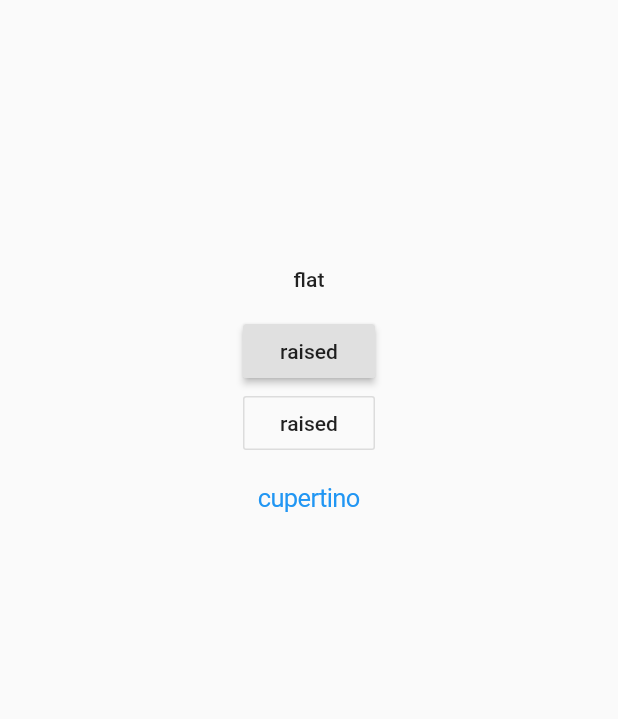
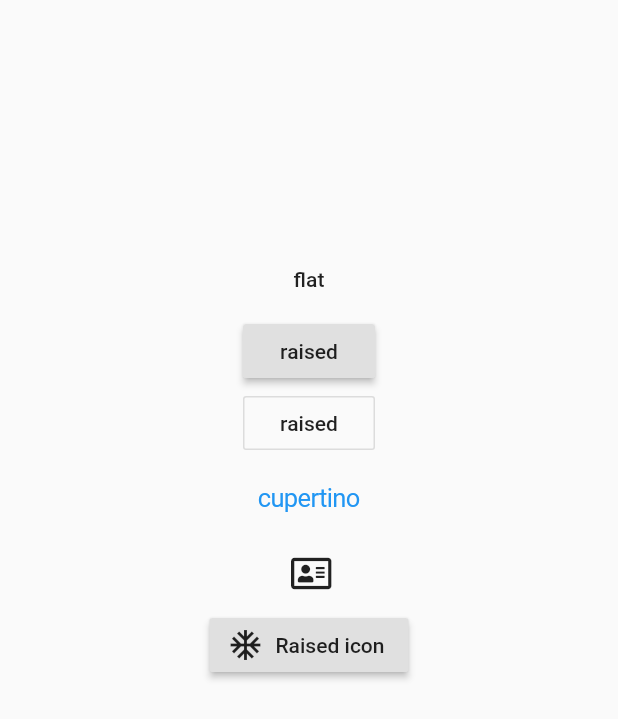
Before and after one commit to santiago3223/CodigoFlutter, a Flutter app: the screen it shows after launch, on a phone screen of 412 x 824 dp. Shown: the top 719 px of the screen. Run offline on Flutter 3.47's test engine with Material 2 defaults, Android fonts, the phone set to English and light mode, and no system bars; our stand-ins replace font_awesome_flutter.

Commit message:
interfaz 1

```diff
--- a/contador/lib/main.dart
+++ b/contador/lib/main.dart
@@ -39,6 +39,16 @@ class WidgetsPrueba extends StatelessWidget {
               CupertinoButton(
                 child: Text("cupertino"),
                 onPressed: () => {},
+              ),
+              IconButton(
+                icon: Icon(FontAwesomeIcons.addressCard),
+                tooltip: "IconButton",
+                onPressed: () => {},
+              ),
+              RaisedButton.icon(
+                onPressed: () => {},
+                icon: Icon(Icons.ac_unit),
+                label: Text("Raised icon"),
               )
             ],
           ),
```
